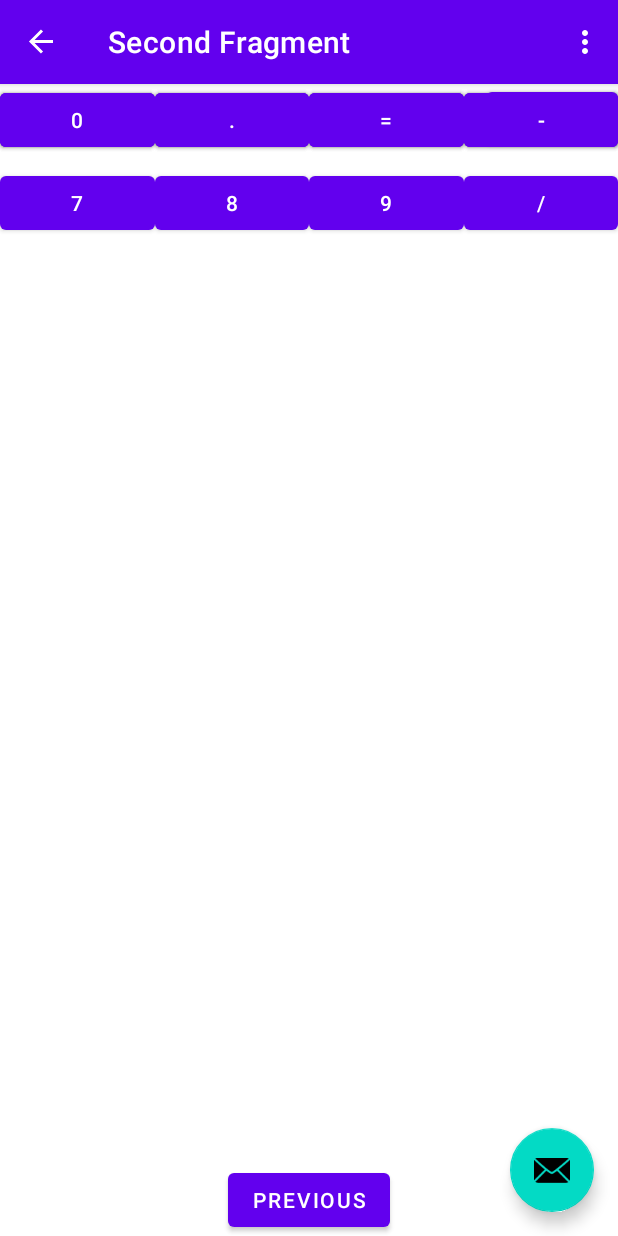
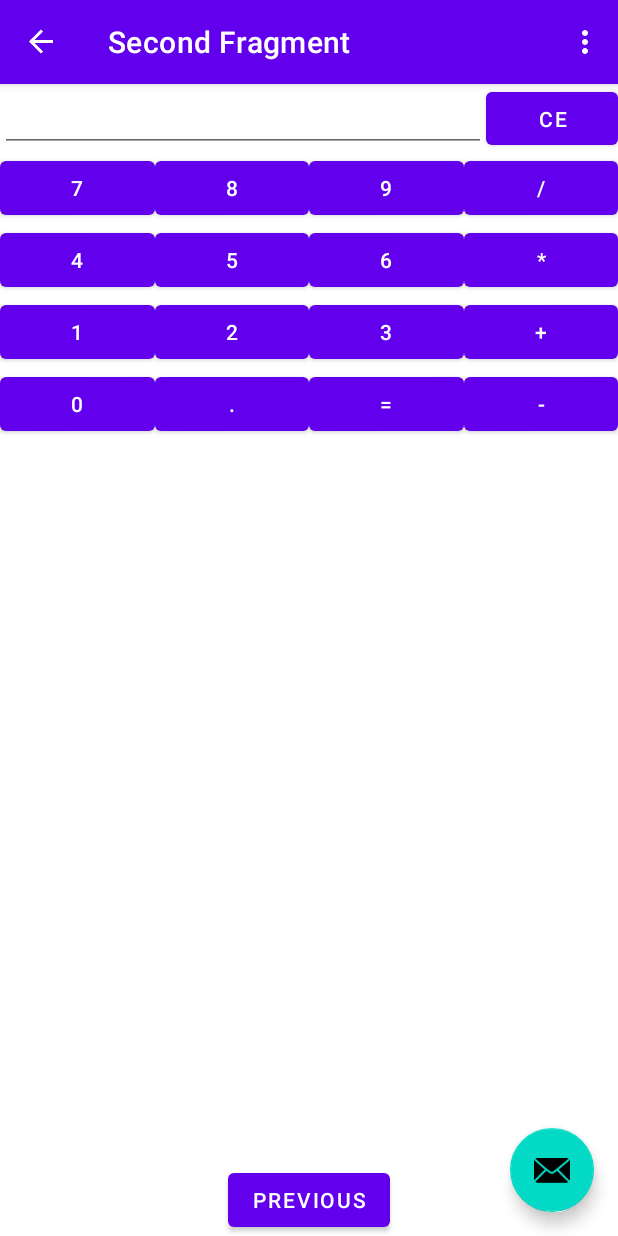
Before and after one commit to Jheyson-911/calculadoraKotlin, an Android app: the SecondFragment screen opened through its navigation route, on a phone screen of 412 x 824 dp. Run offline under Robolectric (Android 15) with nearby library versions, the phone set to English and light mode, and no system bars; our stand-ins replace navigation-ui.

```diff
--- a/app/src/main/java/pe/edu/upeu/calcupeu/SecondFragment.kt
+++ b/app/src/main/java/pe/edu/upeu/calcupeu/SecondFragment.kt
@@ -1,6 +1,7 @@
 package pe.edu.upeu.calcupeu
 
 import android.os.Bundle
+import android.util.Log
 import androidx.fragment.app.Fragment
 import android.view.LayoutInflater
 import android.view.View
@@ -25,6 +26,85 @@ class SecondFragment : Fragment() {
     ): View? {
 
         _binding = FragmentSecondBinding.inflate(inflater, container, false)
+        var valorAnterior= "";
+        var operador = ""
+
+        _binding!!.btnCero.setOnClickListener { _binding!!.resultTxt.setText(_binding!!.resultTxt.text.toString()+"0") }
+        _binding!!.btnOne.setOnClickListener { _binding!!.resultTxt.setText(_binding!!.resultTxt.text.toString()+"1") }
+        _binding!!.btnTwo.setOnClickListener { _binding!!.resultTxt.setText(_binding!!.resultTxt.text.toString()+"2") }
+        _binding!!.btnThree.setOnClickListener { _binding!!.resultTxt.setText(_binding!!.resultTxt.text.toString()+"3") }
+        _binding!!.btnFour.setOnClickListener { _binding!!.resultTxt.setText(_binding!!.resultTxt.text.toString()+"4") }
+        _binding!!.btnFive.setOnClickListener { _binding!!.resultTxt.setText(_binding!!.resultTxt.text.toString()+"5") }
+        _binding!!.btnSix.setOnClickListener { _binding!!.resultTxt.setText(_binding!!.resultTxt.text.toString()+"6") }
+        _binding!!.btnSeven.setOnClickListener { _binding!!.resultTxt.setText(_binding!!.resultTxt.text.toString()+"7") }
+        _binding!!.btnEight.setOnClickListener { _binding!!.resultTxt.setText(_binding!!.resultTxt.text.toString()+"8") }
+        _binding!!.btnNine.setOnClickListener { _binding!!.resultTxt.setText(_binding!!.resultTxt.text.toString()+"9") }
+
+        _binding!!.btnSuma.setOnClickListener {
+            valorAnterior = _binding!!.resultTxt.text.toString()
+            _binding!!.resultTxt.setText("")
+            operador="+"
+
+        }
+        _binding!!.btnResta.setOnClickListener {
+            valorAnterior = _binding!!.resultTxt.text.toString()
+            _binding!!.resultTxt.setText("")
+            operador="-"
+
+        }
+        _binding!!.btnMultiply.setOnClickListener {
+            valorAnterior = _binding!!.resultTxt.text.toString()
+            _binding!!.resultTxt.setText("")
+            operador="*"
+
+        }
+        _binding!!.btnDivide.setOnClickListener {
+            valorAnterior = _binding!!.resultTxt.text.toString()
+            _binding!!.resultTxt.setText("")
+            operador="/"
+
+        }
+        _binding!!.btnClear.setOnClickListener {
+            _binding!!.resultTxt.setText("")
+        }
+        _binding!!.btnPoint.setOnClickListener {
+            valorAnterior = _binding!!.resultTxt.text.toString()
+            if(!_binding!!.resultTxt.text.toString().contains( ".")){
+
+                _binding!!.resultTxt.setText(valorAnterior+".")
+            }
+
+
+        }
+        _binding!!.btnEqual.setOnClickListener {
+            when(operador){
+                "+"->{
+                    var _numActual= _binding!!.resultTxt.text.toString()
+                    _binding!!.resultTxt.setText((valorAnterior.toFloat()+_numActual.toFloat()).toString())
+                    valorAnterior = "0"
+                    operador = ""
+                };
+                "-"->{
+                    var _numActual= _binding!!.resultTxt.text.toString()
+                    _binding!!.resultTxt.setText((valorAnterior.toFloat()-_numActual.toFloat()).toString())
+                    valorAnterior = "0"
+                    operador = ""
+                };
+                "*"->{
+                    var _numActual= _binding!!.resultTxt.text.toString()
+                    _binding!!.resultTxt.setText((valorAnterior.toFloat()*_numActual.toFloat()).toString())
+                    valorAnterior = "0"
+                    operador = ""
+                };
+                "/"->{
+                    var _numActual= _binding!!.resultTxt.text.toString()
+                    _binding!!.resultTxt.setText((valorAnterior.toFloat()/_numActual.toFloat()).toString())
+                    valorAnterior = "0"
+                    operador = ""
+                };
+            }
+        }
+
         return binding.root
 
     }
--- a/app/src/main/res/layout/fragment_second.xml
+++ b/app/src/main/res/layout/fragment_second.xml
@@ -16,171 +16,169 @@
         app:layout_constraintStart_toStartOf="parent" />
 
     <EditText
-        android:id="@+id/editTextTextPersonName"
+        android:id="@+id/resultTxt"
         android:layout_width="0dp"
         android:layout_height="wrap_content"
         android:ems="10"
         android:inputType="textPersonName"
-        android:text="Name"
-        app:layout_constraintEnd_toStartOf="@+id/button"
+        app:layout_constraintEnd_toStartOf="@+id/btnClear"
         app:layout_constraintStart_toStartOf="parent"
         app:layout_constraintTop_toTopOf="parent" />
 
     <Button
-        android:id="@+id/button"
+        android:id="@+id/btnClear"
         android:layout_width="wrap_content"
         android:layout_height="wrap_content"
         android:text="CE"
-        app:layout_constraintBottom_toBottomOf="@+id/editTextTextPersonName"
+        app:layout_constraintBottom_toBottomOf="@+id/resultTxt"
         app:layout_constraintEnd_toEndOf="parent"
         app:layout_constraintHorizontal_bias="0.467"
-        app:layout_constraintStart_toEndOf="@+id/editTextTextPersonName"
-        app:layout_constraintTop_toTopOf="@+id/editTextTextPersonName" />
+        app:layout_constraintStart_toEndOf="@+id/resultTxt"
+        app:layout_constraintTop_toTopOf="@+id/resultTxt" />
 
     <Button
-        android:id="@+id/button2"
+        android:id="@+id/btnSeven"
         android:layout_width="0dp"
         android:layout_height="wrap_content"
-        android:layout_marginTop="10dp"
         android:text="7"
-        app:layout_constraintEnd_toStartOf="@+id/button5"
-        app:layout_constraintStart_toStartOf="@+id/editTextTextPersonName"
-        app:layout_constraintTop_toBottomOf="@+id/editTextTextPersonName" />
+        app:layout_constraintEnd_toStartOf="@+id/btnEight"
+        app:layout_constraintStart_toStartOf="@+id/resultTxt"
+        app:layout_constraintTop_toBottomOf="@+id/resultTxt" />
 
     <Button
-        android:id="@+id/button5"
+        android:id="@+id/btnEight"
         android:layout_width="0dp"
         android:layout_height="wrap_content"
         android:text="8"
-        app:layout_constraintEnd_toStartOf="@+id/button6"
-        app:layout_constraintStart_toEndOf="@+id/button2"
-        app:layout_constraintTop_toTopOf="@+id/button2" />
+        app:layout_constraintEnd_toStartOf="@+id/btnNine"
+        app:layout_constraintStart_toEndOf="@+id/btnSeven"
+        app:layout_constraintTop_toTopOf="@+id/btnSeven" />
 
     <Button
-        android:id="@+id/button6"
+        android:id="@+id/btnNine"
         android:layout_width="0dp"
         android:layout_height="wrap_content"
         android:text="9"
-        app:layout_constraintEnd_toStartOf="@+id/button7"
-        app:layout_constraintStart_toEndOf="@+id/button5"
-        app:layout_constraintTop_toTopOf="@+id/button5" />
+        app:layout_constraintEnd_toStartOf="@+id/btnDivide"
+        app:layout_constraintStart_toEndOf="@+id/btnEight"
+        app:layout_constraintTop_toTopOf="@+id/btnEight" />
 
     <Button
-        android:id="@+id/button7"
+        android:id="@+id/btnDivide"
         android:layout_width="0dp"
         android:layout_height="wrap_content"
         android:text="/"
-        app:layout_constraintEnd_toEndOf="@+id/button"
-        app:layout_constraintStart_toEndOf="@+id/button6"
-        app:layout_constraintTop_toTopOf="@+id/button6" />
+        app:layout_constraintEnd_toEndOf="@+id/btnClear"
+        app:layout_constraintStart_toEndOf="@+id/btnNine"
+        app:layout_constraintTop_toTopOf="@+id/btnNine" />
 
     <Button
-        android:id="@+id/button10"
+        android:id="@+id/btnFour"
         android:layout_width="0dp"
         android:layout_height="wrap_content"
         android:text="4"
-        app:layout_constraintEnd_toStartOf="@+id/button13"
+        app:layout_constraintEnd_toStartOf="@+id/btnFive"
         app:layout_constraintStart_toStartOf="parent"
-        tools:layout_editor_absoluteY="112dp" />
+        app:layout_constraintTop_toBottomOf="@+id/btnSeven" />
 
     <Button
-        android:id="@+id/button13"
+        android:id="@+id/btnFive"
         android:layout_width="0dp"
         android:layout_height="wrap_content"
         android:text="5"
-        app:layout_constraintEnd_toStartOf="@+id/button14"
-        app:layout_constraintStart_toEndOf="@+id/button10"
-        app:layout_constraintTop_toTopOf="@+id/button10" />
+        app:layout_constraintEnd_toStartOf="@+id/btnSix"
+        app:layout_constraintStart_toEndOf="@+id/btnFour"
+        app:layout_constraintTop_toTopOf="@+id/btnFour" />
 
     <Button
-        android:id="@+id/button14"
+        android:id="@+id/btnSix"
         android:layout_width="0dp"
         android:layout_height="wrap_content"
         android:text="6"
-        app:layout_constraintEnd_toStartOf="@+id/button15"
-        app:layout_constraintStart_toEndOf="@+id/button13"
-        app:layout_constraintTop_toTopOf="@+id/button13" />
+        app:layout_constraintEnd_toStartOf="@+id/btnMultiply"
+        app:layout_constraintStart_toEndOf="@+id/btnFive"
+        app:layout_constraintTop_toTopOf="@+id/btnFive" />
 
     <Button
-        android:id="@+id/button15"
+        android:id="@+id/btnMultiply"
         android:layout_width="0dp"
         android:layout_height="wrap_content"
         android:text="*"
         app:layout_constraintEnd_toEndOf="parent"
         app:layout_constraintHorizontal_bias="0.0"
-        app:layout_constraintStart_toEndOf="@+id/button14"
-        app:layout_constraintTop_toTopOf="@+id/button14" />
+        app:layout_constraintStart_toEndOf="@+id/btnSix"
+        app:layout_constraintTop_toTopOf="@+id/btnSix" />
 
     <Button
-        android:id="@+id/button20"
+        android:id="@+id/btnOne"
         android:layout_width="0dp"
         android:layout_height="wrap_content"
         android:text="1"
-        app:layout_constraintEnd_toStartOf="@+id/button21"
-        app:layout_constraintStart_toStartOf="@+id/button10"
-        tools:layout_editor_absoluteY="169dp" />
+        app:layout_constraintEnd_toStartOf="@+id/btnTwo"
+        app:layout_constraintStart_toStartOf="@+id/btnFour"
+        app:layout_constraintTop_toBottomOf="@+id/btnFour" />
 
     <Button
-        android:id="@+id/button21"
+        android:id="@+id/btnTwo"
         android:layout_width="0dp"
         android:layout_height="wrap_content"
         android:text="2"
-        app:layout_constraintEnd_toStartOf="@+id/button22"
-        app:layout_constraintStart_toEndOf="@+id/button20"
-        app:layout_constraintTop_toTopOf="@+id/button20" />
+        app:layout_constraintEnd_toStartOf="@+id/btnThree"
+        app:layout_constraintStart_toEndOf="@+id/btnOne"
+        app:layout_constraintTop_toTopOf="@+id/btnOne" />
 
     <Button
-        android:id="@+id/button22"
+        android:id="@+id/btnThree"
         android:layout_width="0dp"
         android:layout_height="wrap_content"
         android:text="3"
-        app:layout_constraintEnd_toStartOf="@+id/button23"
-        app:layout_constraintStart_toEndOf="@+id/button21"
-        app:layout_constraintTop_toTopOf="@+id/button21" />
+        app:layout_constraintEnd_toStartOf="@+id/btnSuma"
+        app:layout_constraintStart_toEndOf="@+id/btnTwo"
+        app:layout_constraintTop_toTopOf="@+id/btnTwo" />
 
     <Button
-        android:id="@+id/button23"
+        android:id="@+id/btnSuma"
         android:layout_width="0dp"
         android:layout_height="wrap_content"
         android:text="+"
         app:layout_constraintEnd_toEndOf="parent"
-        app:layout_constraintStart_toEndOf="@+id/button22"
-        app:layout_constraintTop_toTopOf="@+id/button22" />
+        app:layout_constraintStart_toEndOf="@+id/btnThree"
+        app:layout_constraintTop_toTopOf="@+id/btnThree" />
 
     <Button
-        android:id="@+id/button3"
+        android:id="@+id/btnCero"
         android:layout_width="0dp"
         android:layout_height="wrap_content"
         android:text="0"
-        app:layout_constraintEnd_toStartOf="@+id/button4"
-        app:layout_constraintStart_toStartOf="@+id/button20"
-        tools:layout_editor_absoluteY="228dp" />
+        app:layout_constraintEnd_toStartOf="@+id/btnPoint"
+        app:layout_constraintStart_toStartOf="@+id/btnOne"
+        app:layout_constraintTop_toBottomOf="@+id/btnOne" />
 
     <Button
-        android:id="@+id/button4"
+        android:id="@+id/btnPoint"
         android:layout_width="0dp"
         android:layout_height="wrap_content"
         android:text="."
-        app:layout_constraintEnd_toStartOf="@+id/button8"
-        app:layout_constraintStart_toEndOf="@+id/button3"
-        app:layout_constraintTop_toTopOf="@+id/button3" />
+        app:layout_constraintEnd_toStartOf="@+id/btnEqual"
+        app:layout_constraintStart_toEndOf="@+id/btnCero"
+        app:layout_constraintTop_toTopOf="@+id/btnCero" />
 
     <Button
-        android:id="@+id/button8"
+        android:id="@+id/btnEqual"
         android:layout_width="0dp"
         android:layout_height="wrap_content"
         android:text="="
-        app:layout_constraintEnd_toStartOf="@+id/button9"
-        app:layout_constraintStart_toEndOf="@+id/button4"
-        app:layout_constraintTop_toTopOf="@+id/button4" />
+        app:layout_constraintEnd_toStartOf="@+id/btnResta"
+        app:layout_constraintStart_toEndOf="@+id/btnPoint"
+        app:layout_constraintTop_toTopOf="@+id/btnPoint" />
 
     <Button
-        android:id="@+id/button9"
+        android:id="@+id/btnResta"
         android:layout_width="0dp"
         android:layout_height="wrap_content"
         android:text="-"
-        app:layout_constraintEnd_toEndOf="@+id/button23"
-        app:layout_constraintStart_toEndOf="@+id/button8"
-        app:layout_constraintTop_toTopOf="@+id/button8" />
+        app:layout_constraintEnd_toEndOf="@+id/btnSuma"
+        app:layout_constraintStart_toEndOf="@+id/btnEqual"
+        app:layout_constraintTop_toTopOf="@+id/btnEqual" />
 
 </androidx.constraintlayout.widget.ConstraintLayout>
```
